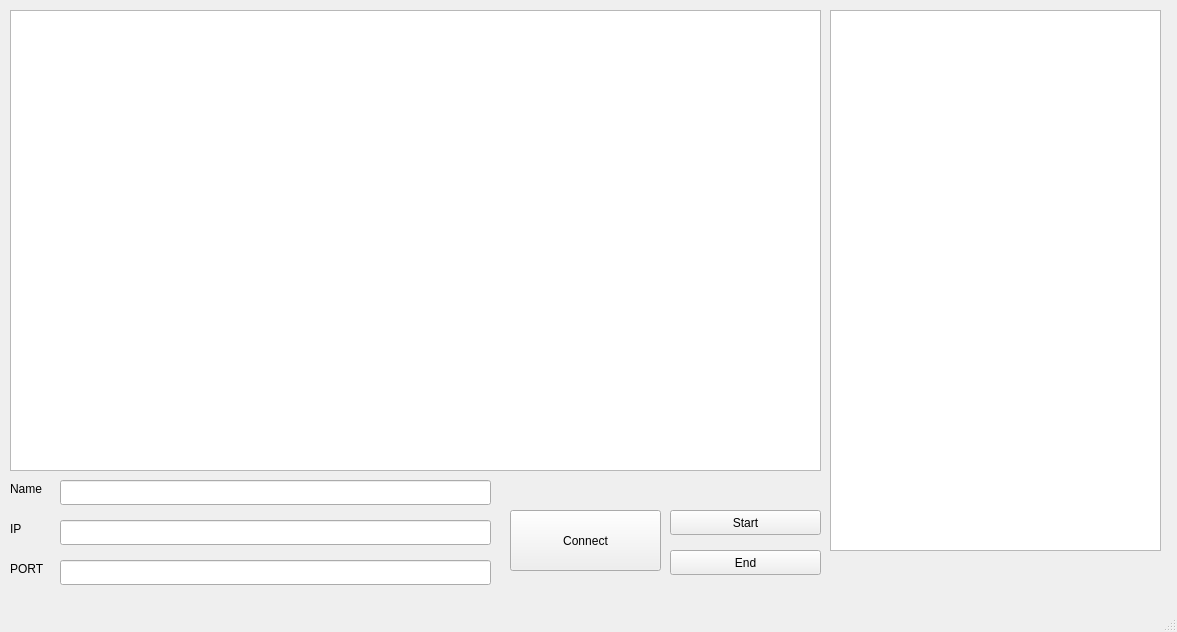
Before: the Qt Designer form TheBeer4Qt5/clientwindow.ui in LionKingSmasher/The_Beer, drawn with Qt 5.
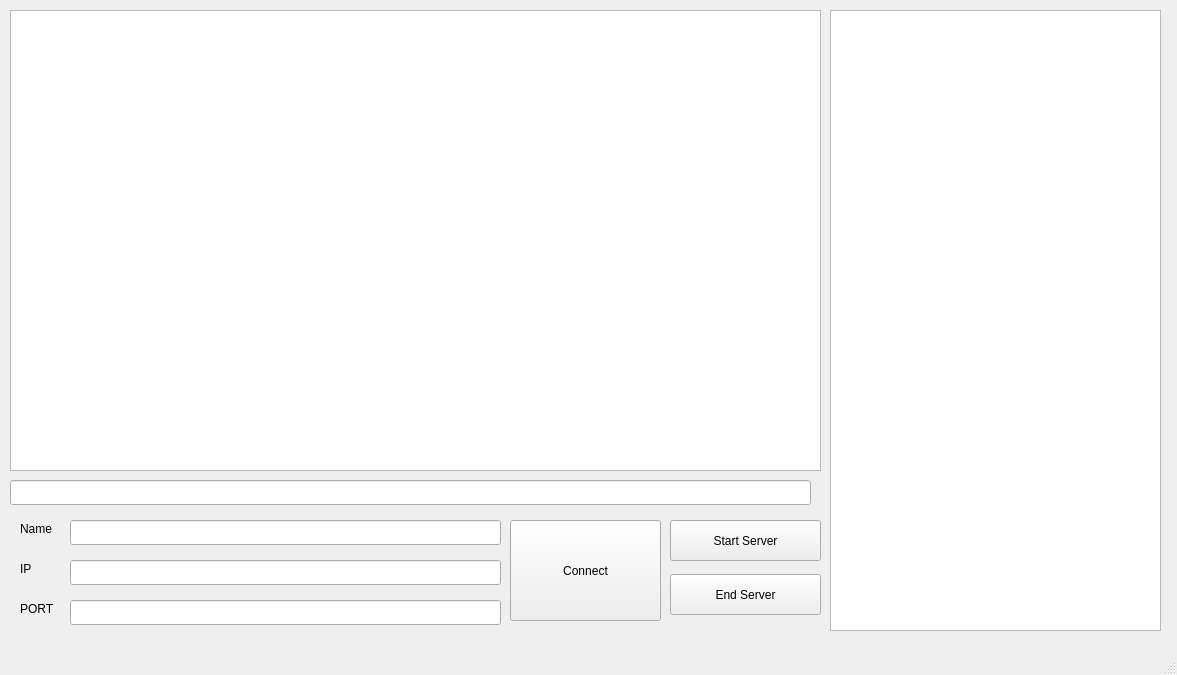
After: the same form once the commit is applied.

```diff
--- a/TheBeer4Qt5/clientwindow.ui
+++ b/TheBeer4Qt5/clientwindow.ui
@@ -7,7 +7,7 @@
     <x>0</x>
     <y>0</y>
     <width>1177</width>
-    <height>632</height>
+    <height>675</height>
    </rect>
   </property>
   <property name="windowTitle">
@@ -20,15 +20,15 @@
       <x>830</x>
       <y>10</y>
       <width>331</width>
-      <height>541</height>
+      <height>621</height>
      </rect>
     </property>
    </widget>
    <widget class="QLineEdit" name="PortBOX">
     <property name="geometry">
      <rect>
-      <x>60</x>
-      <y>560</y>
+      <x>70</x>
+      <y>600</y>
       <width>431</width>
       <height>25</height>
      </rect>
@@ -37,8 +37,8 @@
    <widget class="QLineEdit" name="IPBox">
     <property name="geometry">
      <rect>
-      <x>60</x>
-      <y>520</y>
+      <x>70</x>
+      <y>560</y>
       <width>431</width>
       <height>25</height>
      </rect>
@@ -47,8 +47,8 @@
    <widget class="QLabel" name="label">
     <property name="geometry">
      <rect>
-      <x>10</x>
-      <y>520</y>
+      <x>20</x>
+      <y>560</y>
       <width>67</width>
       <height>17</height>
      </rect>
@@ -60,8 +60,8 @@
    <widget class="QLabel" name="label_2">
     <property name="geometry">
      <rect>
-      <x>10</x>
-      <y>560</y>
+      <x>20</x>
+      <y>600</y>
       <width>67</width>
       <height>17</height>
      </rect>
@@ -84,35 +84,35 @@
     <property name="geometry">
      <rect>
       <x>670</x>
-      <y>510</y>
+      <y>520</y>
       <width>151</width>
-      <height>25</height>
+      <height>41</height>
      </rect>
     </property>
     <property name="text">
-     <string>Start</string>
+     <string>Start Server</string>
     </property>
    </widget>
    <widget class="QPushButton" name="Server_End_Button">
     <property name="geometry">
      <rect>
       <x>670</x>
-      <y>550</y>
+      <y>574</y>
       <width>151</width>
-      <height>25</height>
+      <height>41</height>
      </rect>
     </property>
     <property name="text">
-     <string>End</string>
+     <string>End Server</string>
     </property>
    </widget>
    <widget class="QPushButton" name="ConnectButton">
     <property name="geometry">
      <rect>
       <x>510</x>
-      <y>510</y>
+      <y>520</y>
       <width>151</width>
-      <height>61</height>
+      <height>101</height>
      </rect>
     </property>
     <property name="text">
@@ -122,8 +122,8 @@
    <widget class="QLineEdit" name="userName">
     <property name="geometry">
      <rect>
-      <x>60</x>
-      <y>480</y>
+      <x>70</x>
+      <y>520</y>
       <width>431</width>
       <height>25</height>
      </rect>
@@ -132,8 +132,8 @@
    <widget class="QLabel" name="label_3">
     <property name="geometry">
      <rect>
-      <x>10</x>
-      <y>480</y>
+      <x>20</x>
+      <y>520</y>
       <width>67</width>
       <height>17</height>
      </rect>
@@ -142,6 +142,16 @@
      <string>Name</string>
     </property>
    </widget>
+   <widget class="QLineEdit" name="lineEdit">
+    <property name="geometry">
+     <rect>
+      <x>10</x>
+      <y>480</y>
+      <width>801</width>
+      <height>25</height>
+     </rect>
+    </property>
+   </widget>
   </widget>
   <widget class="QMenuBar" name="menubar">
    <property name="geometry">
```
